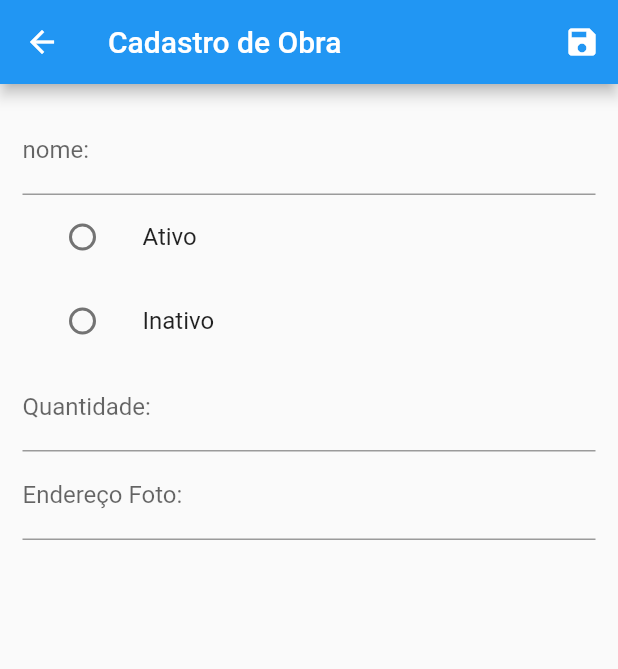
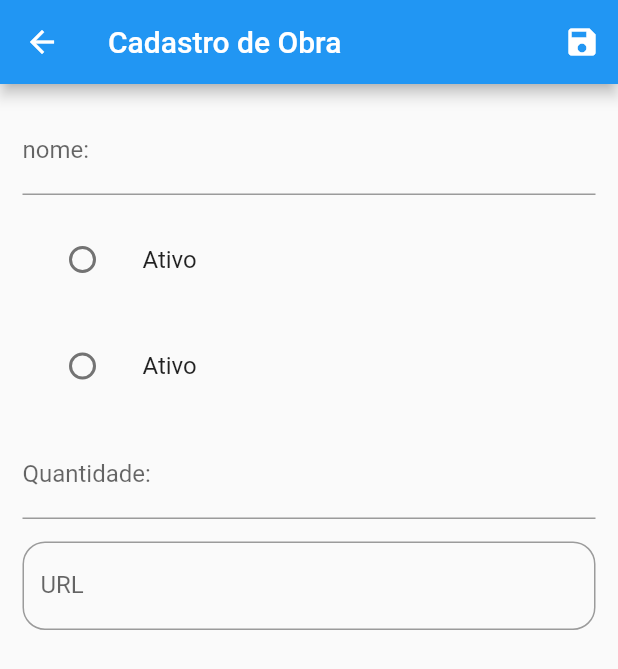
Before and after one commit to AdlerCachuba/FlutterApp-Eng.Software-, a Flutter app: the ObraForm screen opened by its route, on a phone screen of 412 x 824 dp. Shown: the top 669 px of the screen. Run offline on Flutter 3.47's test engine with Material 2 defaults, Android fonts, the phone set to English and light mode, and no system bars; our stand-ins replace flutter_mobx, mobx, sqflite; accounts and stored records are empty; generated files the repository leaves out were written again.

Commit message:
definindo formulário

```diff
--- a/lib/app/view/obra_form.dart
+++ b/lib/app/view/obra_form.dart
@@ -1,43 +1,64 @@
 import 'package:flutter/material.dart';
-import 'package:flutter_adler/app/database/databaseConnect.dart';
-import 'package:flutter_adler/app/domain/model/newObra.dart';
-import 'package:flutter_adler/app/domain/model/obra.dart';
-import 'package:flutter_adler/app/domain/services/obra_service.dart';
+import 'package:flutter_adler/app/view/obra_form_back.dart';
 
-// extends State<MyStatefulWidget>
-class ObraForm extends StatefulWidget {
-  @override
-  _ObraFormState createState() => _ObraFormState();
+class ObraForm extends StatelessWidget {
+  const ObraForm({Key key}) : super(key: key);
+
+
+  Widget fieldName(ObraFormBack back) {
+    return TextFormField(
+        initialValue: back.obra.nome,
+        decoration: InputDecoration(labelText: 'nome:', hintText: 'João da Silva'));
   }
 
-class _ObraFormState extends State<ObraForm> {
-  final _form = GlobalKey<FormState>();
-  var fotoObra = "https://cdn.pixabay.com/photo/2018/08/28/12/41/avatar-3637425_960_720.png";
-
-  int variavel,quantidade;
-
-  var nome , ativo,  foto;
-
-  ObraService service = ObraService();
-
-
-  @override
-  void initState() {
-    // TODO: implement initState
-    super.initState();
-    variavel = 0;
+  Widget fieldAtivo(ObraFormBack back) {
+    int variavel = 0;
+    return ListTile(
+      title: const Text('Ativo'),
+      leading: Radio(
+        value: 1,
+        groupValue: variavel,
+        onChanged: (value){
+/*          back.obra.ativo = value;*/
+        },
+      ),
+    );
   }
 
-  setSelectRadio(int val){
-    setState(() {
-      variavel = val;
-    });
+  Widget fieldInativo(ObraFormBack back) {
+    int variavel = 0;
+    return ListTile(
+      title: const Text('Ativo'),
+      leading: Radio(
+        value: 2,
+        groupValue: variavel,
+        onChanged: (value){
+/*          back.obra.ativo = value;*/
+        },
+      ),
+    );
   }
 
+  Widget fieldFoto(ObraFormBack back) {
+    return TextFormField(
+        initialValue: back.obra.foto,
+        decoration: InputDecoration(
+            labelText: 'URL',
+            border:
+            OutlineInputBorder(borderRadius: BorderRadius.circular(15))));
+  }
+
+  Widget fieldQtd(ObraFormBack back) {
+    return TextFormField(
+      initialValue: back.obra.quantidade as String,
+      keyboardType: TextInputType.number,
+      decoration: InputDecoration(labelText: 'Quantidade:'),
+    );
+  }
 
   @override
   Widget build(BuildContext context) {
-    Obra _obra = new Obra();
+    var _back = ObraFormBack(context);
     return Scaffold(
       appBar: AppBar(
         title: Text('Cadastro de Obra'),
@@ -45,7 +66,6 @@ class _ObraFormState extends State<ObraForm> {
           IconButton(
               icon: Icon(Icons.save),
               onPressed: () {
-                  salvar();
                 Navigator.of(context).pushNamed('lista');
               })
         ],
@@ -53,63 +73,21 @@ class _ObraFormState extends State<ObraForm> {
       body: Padding(
         padding: EdgeInsets.all(15),
         child: Form(
-              key: _form,
           child: Column(
-                children: <Widget>[
-                  TextFormField(
-                      onChanged: (value){
-                        nome = value;
-                      },
-                      decoration: InputDecoration(labelText: 'nome:')),
-                  ListTile(
-                    title: const Text('Ativo'),
-                    leading: Radio(
-                      value: 1,
-                      groupValue: variavel,
-                      onChanged: (value){
-                        setSelectRadio(value);
-                        _obra.ativo = true;
-                        ativo = "ativo";
-                      },
+            children: [
+              fieldName(_back),
+              SizedBox(height: 15),
+              fieldAtivo(_back),
+              SizedBox(height: 15),
+              fieldInativo(_back),
+              SizedBox(height: 15),
+              fieldQtd(_back),
+              SizedBox(height: 15),
+              fieldFoto(_back),
+            ],
           ),
         ),
-                  ListTile(
-                    title: const Text('Inativo'),
-                    leading: Radio(
-                      value: 2,
-                      groupValue: variavel,
-                      onChanged: (value){
-                        setSelectRadio(value);
-                        _obra.ativo = false;
-                        ativo = "falso";
-                      },
       ),
-                  ),
-                  TextFormField(
-                    onChanged: (value){
-                      quantidade = int.parse(value);
-                    },
-                    keyboardType: TextInputType.number,
-                    decoration: InputDecoration(labelText: 'Quantidade:'),
-                  ),
-                  TextFormField(
-                      onChanged: (value){
-                        foto = value;
-                      },
-                      onSaved: (value) => _obra.foto = value,
-                      decoration: InputDecoration(labelText: 'Endereço Foto:')),
-                ],
-              )),
-        ));
-  }
-
-  Future salvar()async{
-    final itens = NewObra(
-      nome: nome,
-      ativo: ativo,
-      quantidade: quantidade,
-      foto: foto == null ? foto = fotoObra : foto = null,
     );
-    await service.salvar(itens);
   }
 }
--- a/lib/obra_list_back.dart
+++ b/lib/obra_list_back.dart
@@ -24,7 +24,7 @@ abstract class _ObraListBack with Store{
   }
 
   goToForm(BuildContext context, [NewObra obra]){
-    Navigator.of(context).pushNamed('lista',arguments: obra).then(updateList);
+    Navigator.of(context).pushNamed('form',arguments: obra).then(updateList);
   }
 
   remove(int id){
```
Also changed, not shown: lib/app/view/obra_form_back.dart (added, +19 -0 lines), lib/app/view/obra_form_back.g.dart (added). Lines whose indentation alone changed are shown as unchanged.
